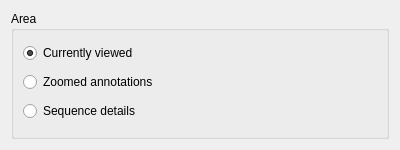
The window that src/corelibs/U2View/src/ov_sequence/image_export/SequenceImageExportSettingsWidget.ui (violethaze74/ugene) describes before a commit, drawn with Qt 5.
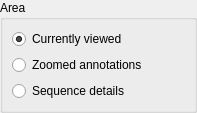
The same window after the commit.

Commit message: UGENE-4605 – "Export Image" dialog layout is broken

The edit to the form file:
```diff
--- a/src/corelibs/U2View/src/ov_sequence/image_export/SequenceImageExportSettingsWidget.ui
+++ b/src/corelibs/U2View/src/ov_sequence/image_export/SequenceImageExportSettingsWidget.ui
@@ -6,8 +6,8 @@
    <rect>
     <x>0</x>
     <y>0</y>
-    <width>400</width>
-    <height>150</height>
+    <width>197</width>
+    <height>101</height>
    </rect>
   </property>
   <property name="sizePolicy">
@@ -17,12 +17,35 @@
    </sizepolicy>
   </property>
   <layout class="QHBoxLayout" name="horizontalLayout_2">
+   <property name="sizeConstraint">
+    <enum>QLayout::SetMinAndMaxSize</enum>
+   </property>
+   <property name="leftMargin">
+    <number>0</number>
+   </property>
+   <property name="topMargin">
+    <number>0</number>
+   </property>
+   <property name="rightMargin">
+    <number>0</number>
+   </property>
+   <property name="bottomMargin">
+    <number>0</number>
+   </property>
+   <item>
+    <layout class="QVBoxLayout" name="verticalLayout">
+     <property name="sizeConstraint">
+      <enum>QLayout::SetMinAndMaxSize</enum>
+     </property>
    <item>
     <widget class="QGroupBox" name="groupBox">
      <property name="title">
       <string>Area</string>
      </property>
      <layout class="QVBoxLayout" name="verticalLayout_2">
+        <property name="sizeConstraint">
+         <enum>QLayout::SetMinAndMaxSize</enum>
+        </property>
       <item>
        <widget class="QRadioButton" name="currentViewButton">
         <property name="text">
@@ -59,6 +82,8 @@
      </layout>
     </widget>
    </item>
+    </layout>
+   </item>
    <item>
     <layout class="QVBoxLayout" name="regionLayout"/>
    </item>
```
Left out of the diff: 6 changed lines with no effect on the pictures. Lines whose indentation alone changed are shown as unchanged. The commit also changes 7 other files.
